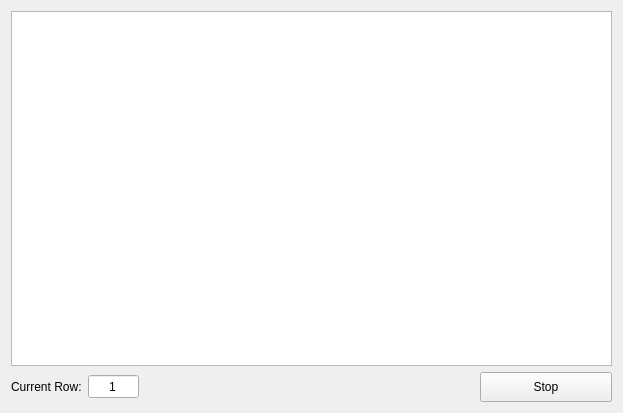
Old version of the form forms/logs.ui in the repository SayedReda1/PaymentReminder.
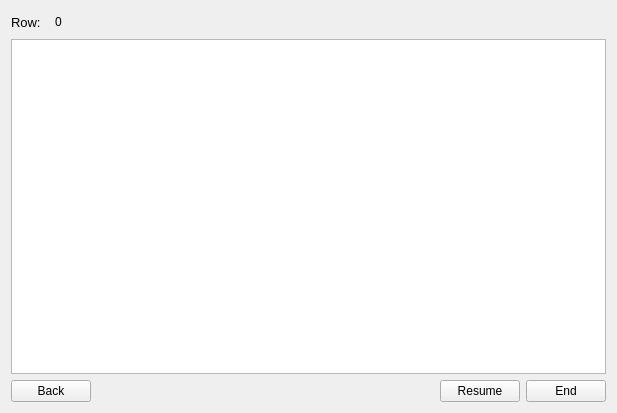
New version of the form.

Patch:
```diff
--- a/forms/logs.ui
+++ b/forms/logs.ui
@@ -6,81 +6,99 @@
    <rect>
     <x>0</x>
     <y>0</y>
-    <width>623</width>
+    <width>617</width>
     <height>413</height>
    </rect>
   </property>
   <property name="windowTitle">
    <string>Form</string>
   </property>
-  <layout class="QGridLayout" name="mainGridLayout" columnstretch="0,0,5,2">
-   <item row="3" column="0">
-    <spacer name="spacer">
-     <property name="orientation">
-      <enum>Qt::Horizontal</enum>
-     </property>
-     <property name="sizeHint" stdset="0">
-      <size>
-       <width>0</width>
-       <height>0</height>
-      </size>
-     </property>
-    </spacer>
+  <layout class="QVBoxLayout" name="verticalLayout">
+   <item>
+    <layout class="QHBoxLayout" name="topLayout">
+     <item>
+      <widget class="QLabel" name="rowLabel">
+       <property name="font">
+        <font>
+         <pointsize>10</pointsize>
+        </font>
+       </property>
+       <property name="text">
+        <string>Row:</string>
+       </property>
+      </widget>
+     </item>
+     <item>
+      <widget class="QSpinBox" name="rowSpin">
+       <property name="styleSheet">
+        <string notr="true">background-color: transparent;</string>
+       </property>
+       <property name="frame">
+        <bool>false</bool>
+       </property>
+       <property name="alignment">
+        <set>Qt::AlignCenter</set>
+       </property>
+       <property name="buttonSymbols">
+        <enum>QAbstractSpinBox::NoButtons</enum>
+       </property>
+      </widget>
+     </item>
+     <item>
+      <spacer name="horizontalSpacer">
+       <property name="orientation">
+        <enum>Qt::Horizontal</enum>
+       </property>
+       <property name="sizeHint" stdset="0">
+        <size>
+         <width>40</width>
+         <height>20</height>
+        </size>
+       </property>
+      </spacer>
+     </item>
+    </layout>
    </item>
-   <item row="2" column="0">
-    <widget class="QLabel" name="rowLabel">
-     <property name="text">
-      <string>Current Row:</string>
-     </property>
-    </widget>
+   <item>
+    <widget class="QListView" name="listView"/>
    </item>
-   <item row="2" column="3">
-    <widget class="QPushButton" name="stopButton">
-     <property name="minimumSize">
-      <size>
-       <width>0</width>
-       <height>30</height>
-      </size>
-     </property>
-     <property name="text">
-      <string>Stop</string>
-     </property>
-    </widget>
-   </item>
-   <item row="2" column="2">
-    <spacer name="horizontalSpacer">
-     <property name="orientation">
-      <enum>Qt::Horizontal</enum>
-     </property>
-    </spacer>
-   </item>
-   <item row="0" column="0" colspan="4">
-    <widget class="QListWidget" name="logsListWidget"/>
-   </item>
-   <item row="2" column="1">
-    <widget class="QSpinBox" name="rowSpin">
-     <property name="minimumSize">
-      <size>
-       <width>0</width>
-       <height>25</height>
-      </size>
-     </property>
-     <property name="alignment">
-      <set>Qt::AlignCenter</set>
-     </property>
-     <property name="readOnly">
-      <bool>true</bool>
-     </property>
-     <property name="buttonSymbols">
-      <enum>QAbstractSpinBox::NoButtons</enum>
-     </property>
-     <property name="minimum">
-      <number>1</number>
-     </property>
-     <property name="maximum">
-      <number>100000</number>
-     </property>
-    </widget>
+   <item>
+    <layout class="QHBoxLayout" name="bottomLayout">
+     <item>
+      <widget class="QPushButton" name="backButton">
+       <property name="text">
+        <string>Back</string>
+       </property>
+      </widget>
+     </item>
+     <item>
+      <spacer name="horizontalSpacer2">
+       <property name="orientation">
+        <enum>Qt::Horizontal</enum>
+       </property>
+       <property name="sizeHint" stdset="0">
+        <size>
+         <width>40</width>
+         <height>20</height>
+        </size>
+       </property>
+      </spacer>
+     </item>
+     <item>
+      <widget class="QPushButton" name="pauseButton">
+       <property name="text">
+        <string>Resume</string>
+       </property>
+      </widget>
+     </item>
+     <item>
+      <widget class="QPushButton" name="endButton">
+       <property name="text">
+        <string>End</string>
+       </property>
+      </widget>
+     </item>
+    </layout>
    </item>
   </layout>
  </widget>
```
